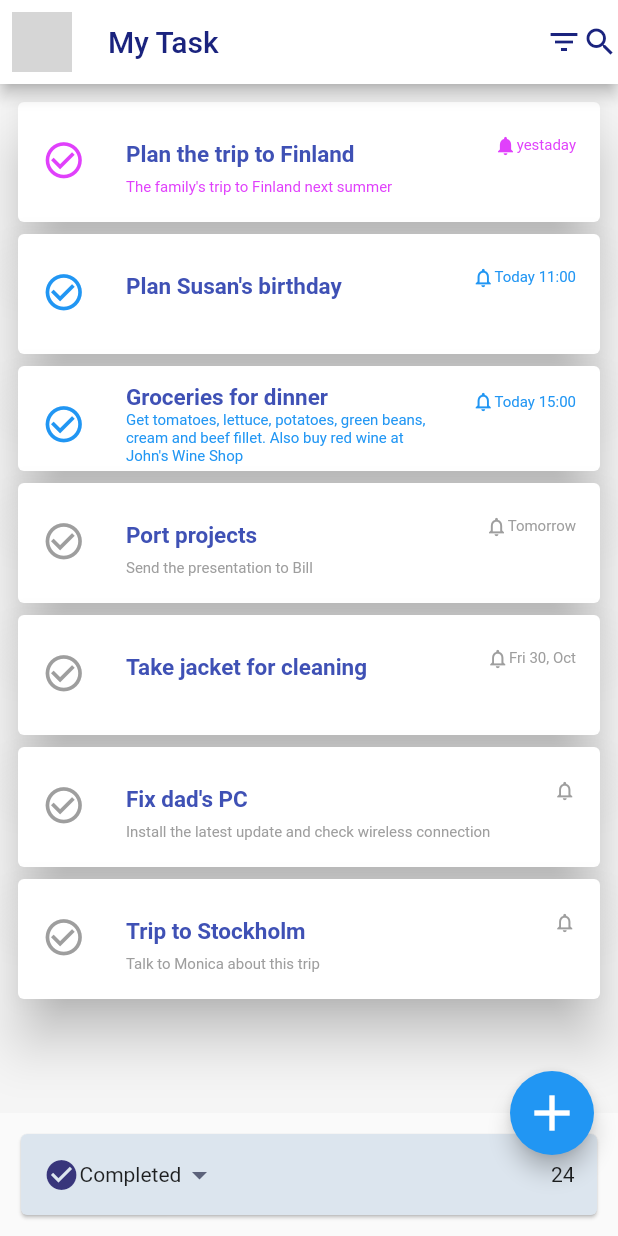
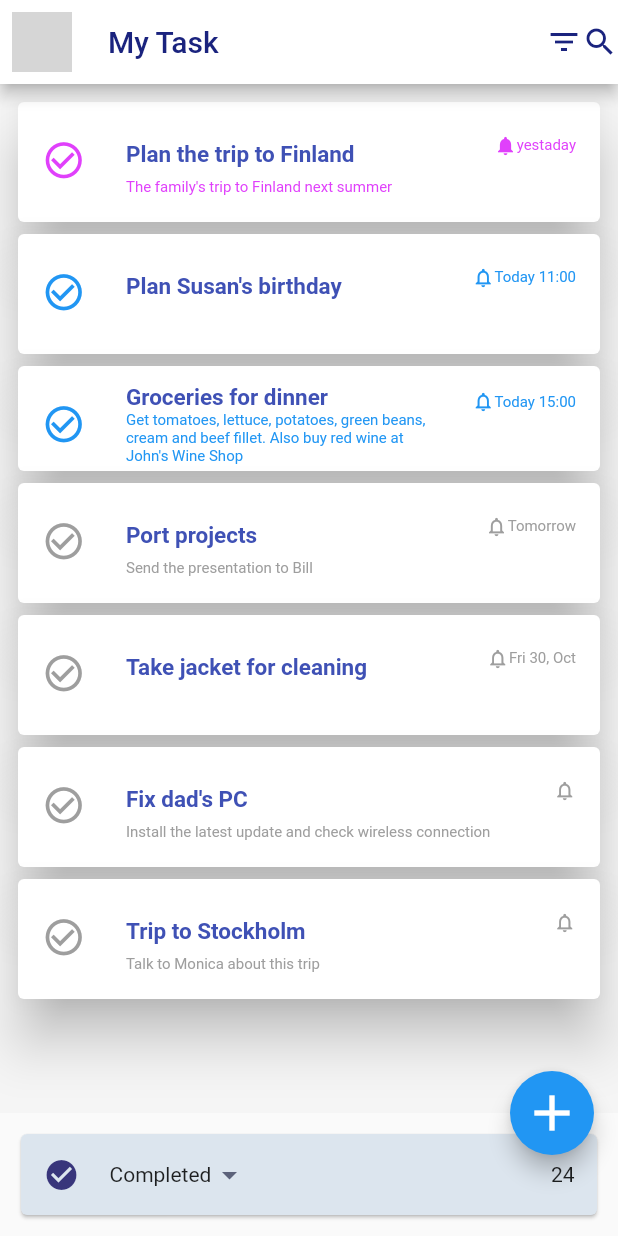
Before and after one commit to Betham40/ChatApp, a Flutter app: the screen it shows after launch, on a phone screen of 412 x 824 dp. Run offline on Flutter 3.47's test engine with Material 2 defaults, Android fonts, the light colour scheme and no system bars; network calls fail; grey boxes are pictures that could not be loaded.

Commit message:
I added sixedbox

```diff
--- a/to_doapp/lib/main.dart
+++ b/to_doapp/lib/main.dart
@@ -1,3 +1,5 @@
+// ignore_for_file: prefer_const_constructors
+
 import 'package:flutter/material.dart';
 
 void main() {
@@ -105,8 +107,10 @@ class MyTo_doApp extends StatelessWidget {
          child: Padding(
            padding: const EdgeInsets.all(15.0),
            child: Row(
+             // ignore: prefer_const_literals_to_create_immutables
              children: [
                Icon(Icons.check_circle, color: Color.fromRGBO(56, 53, 123, 1)),
+               SizedBox(width: 20,),
                Text("Completed"),
                Icon(Icons.arrow_drop_down_outlined, color: Color.fromRGBO(92, 98, 122, 1),),
                Spacer(),
```
